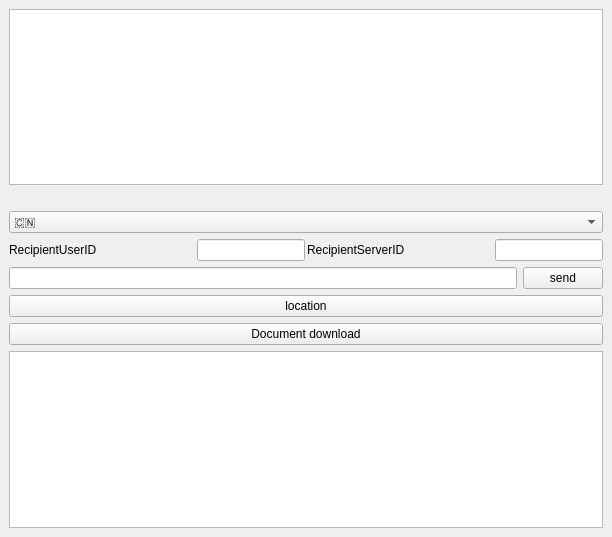
Qt form GUI/chatwindow.ui (Don27san/ikomm-Gruppe2) before a commit.
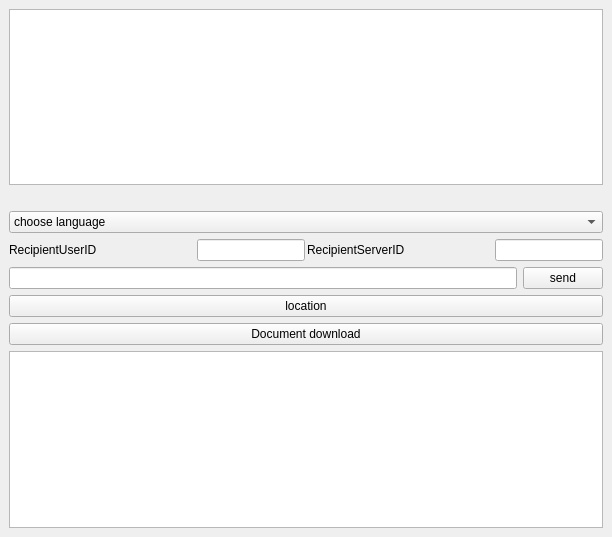
The same form after that commit.

Commit message: choose language section for translationfeature

Diff of the .ui file:
```diff
--- a/GUI/chatwindow.ui
+++ b/GUI/chatwindow.ui
@@ -31,8 +31,13 @@
     <item>
      <widget class="QComboBox" name="comboBox">
       <property name="currentText">
-       <string>简体中文</string>
+       <string>choose language</string>
       </property>
+      <item>
+       <property name="text">
+        <string>choose language</string>
+       </property>
+      </item>
       <item>
        <property name="text">
         <string>🇨🇳</string>
```
The commit also changes 1 other file.
